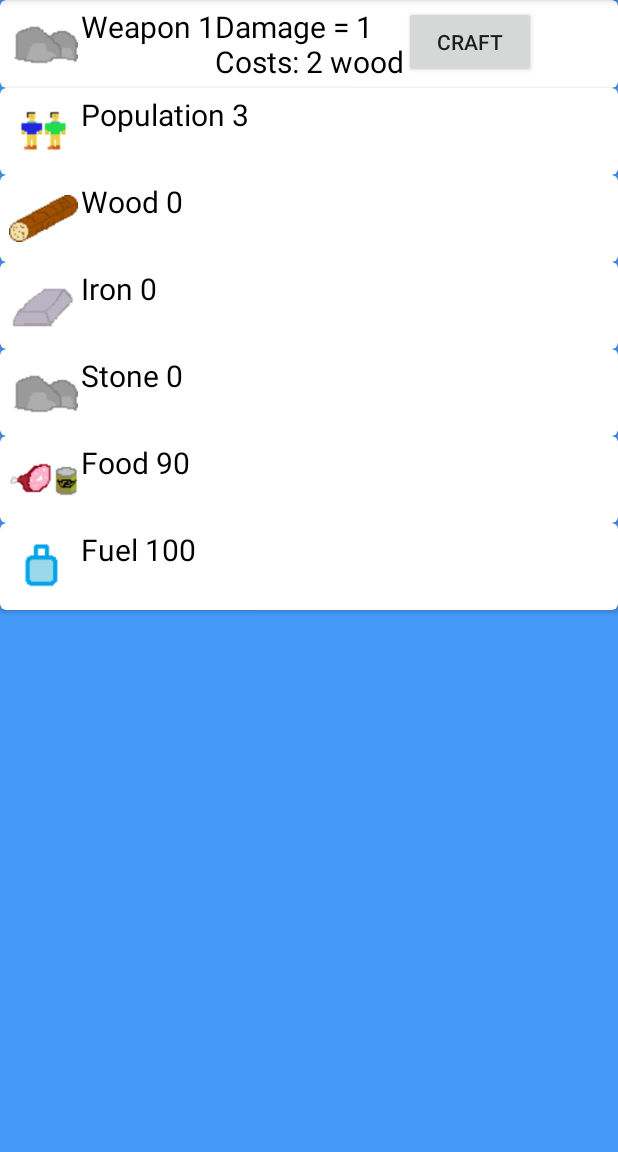
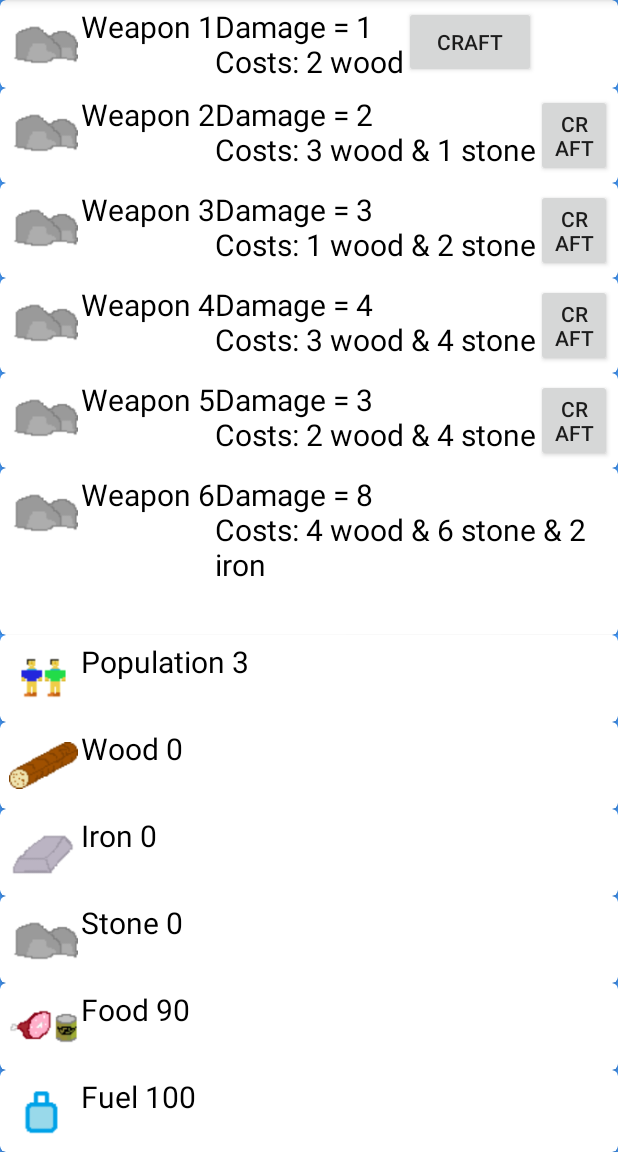
Before and after one commit to Kariel-Myrr/Walk_City, an Android app: the Inventory_Class screen opened directly, with no data from a screen before it, on a phone screen of 412 x 824 dp, the part 84-1236 px from its top. Run offline under Robolectric (Android 15) with nearby library versions, the phone set to English and light mode, and no system bars.

Commit message:
craft added

```diff
--- a/app/src/main/java/cool_guys/walkcity/Inventory_Class.kt
+++ b/app/src/main/java/cool_guys/walkcity/Inventory_Class.kt
@@ -57,7 +57,7 @@ class Inventory_Class : AppCompatActivity() {
             swamp.addView(inflate)
         }
 
-        val swamp2 = findViewById<ScrollView>(cool_guys.walkcity.R.id.craftScroll)
+        val swamp2 = findViewById<LinearLayout>(cool_guys.walkcity.R.id.linear_craft)
 
 
         var craftList : ArrayList<CraftBlock> = ArrayList()
--- a/app/src/main/res/layout/activity_inventory.xml
+++ b/app/src/main/res/layout/activity_inventory.xml
@@ -11,6 +11,16 @@
         android:layout_width="match_parent"
         android:layout_height="wrap_content"
         android:id="@+id/craftScroll">
+        <LinearLayout
+            android:layout_width="wrap_content"
+            android:layout_height="wrap_content"
+            android:id="@+id/linear_craft"
+            android:orientation="vertical">
+
+
+
+
+        </LinearLayout>
 
 
     </ScrollView>
```
